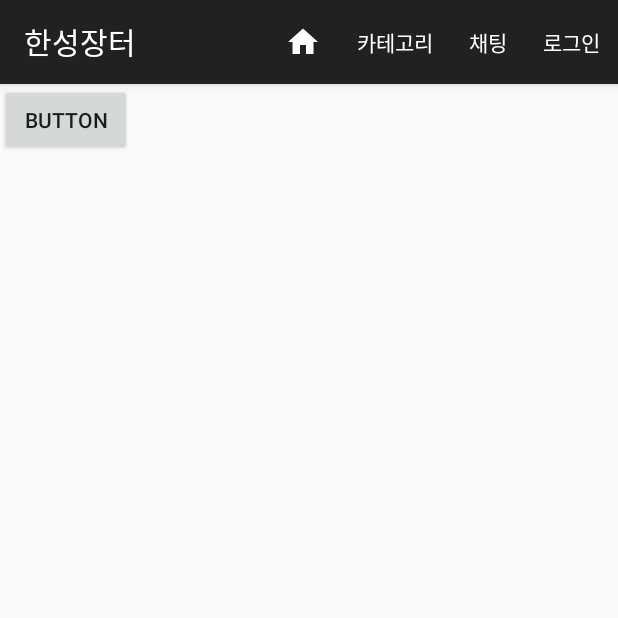
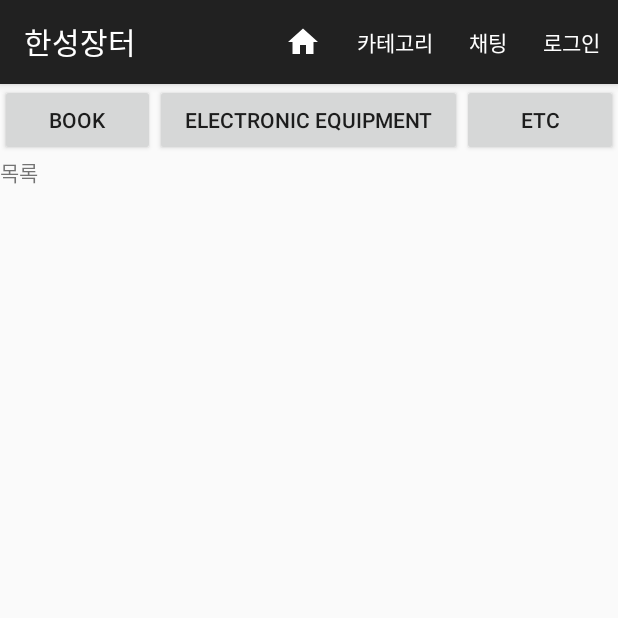
Before and after one commit to 2-chanhee/project_web_app, an Android app: the Category screen opened directly, with no data from a screen before it, on a phone screen of 412 x 824 dp, the top half of it. Run offline under Robolectric (Android 15) with nearby library versions, the phone set to English and light mode, and no system bars.

Commit message:
카테고리
검색기능과 유사하게 카테고리기능을 구현하였다

```diff
--- a/app/app/src/main/java/com/example/soo/webapp/Category.java
+++ b/app/app/src/main/java/com/example/soo/webapp/Category.java
@@ -6,6 +6,9 @@ import android.os.Bundle;
 import android.view.Menu;
 import android.view.MenuInflater;
 import android.view.MenuItem;
+import android.view.View;
+import android.widget.Button;
+import android.widget.TextView;
 
 public class Category extends AppCompatActivity {
 
@@ -13,7 +16,35 @@ public class Category extends AppCompatActivity {
     protected void onCreate(Bundle savedInstanceState) {
         super.onCreate(savedInstanceState);
         setContentView(R.layout.activity_category);
+
+        Button book=(Button)findViewById(R.id.Cbook);
+        final TextView txt=(TextView)findViewById(R.id.textView2);
+        book.setOnClickListener(new View.OnClickListener() {
+            @Override
+            public void onClick(View view) {
+                txt.setText("Book");
+                new GetBook(Category.this).execute();
+            }
+        });
+        Button elect=(Button)findViewById(R.id.Celect);
+        elect.setOnClickListener(new View.OnClickListener() {
+            @Override
+            public void onClick(View view) {
+                txt.setText("Electronic Equipment");
+                new GetElect(Category.this).execute();
+            }
+        });
+        Button etc=(Button)findViewById(R.id.Cetc);
+        etc.setOnClickListener(new View.OnClickListener() {
+            @Override
+            public void onClick(View view) {
+                txt.setText("Etc");
+                new GetEtc(Category.this).execute();
+            }
+        });
+
     }
+
     public boolean onCreateOptionsMenu(Menu menu) {
         MenuInflater inflater = getMenuInflater();
         inflater.inflate(R.menu.menu, menu);
@@ -31,10 +62,10 @@ public class Category extends AppCompatActivity {
                 startActivity(intent1);
                 return true;
 
-            case R.id.chat:
-                Intent intent3=new Intent(getApplicationContext(),Category.class);
-                startActivity(intent3);
-                return true;
+//            case R.id.chat:
+//                Intent intent3=new Intent(getApplicationContext(),Category.class);
+//                startActivity(intent3);
+//                return true;
 
             case R.id.login:
                 Intent intent2=new Intent(getApplicationContext(),Login.class);
--- a/app/app/src/main/java/com/example/soo/webapp/GetDataLgn.java
+++ b/app/app/src/main/java/com/example/soo/webapp/GetDataLgn.java
@@ -23,9 +23,9 @@ public class GetDataLgn extends GetRequest{
     @Override
     protected void onPreExecute() {
         //EditText server =  activity.findViewById(R.id.server);
-        String serverURLStr = "http://13.125.246.86:3000/employees";
+        String serverURLStr = "http://13.125.246.86:3000/api/register";
         try {
-            url = new URL(serverURLStr+"/getLgndata");  // 여기서 AWS 주소를 넣어야 한다.
+            url = new URL(serverURLStr);  // 여기서 AWS 주소를 넣어야 한다.
         } catch (MalformedURLException e) {
             e.printStackTrace();
         }
--- a/app/app/src/main/java/com/example/soo/webapp/InsertLoginData.java
+++ b/app/app/src/main/java/com/example/soo/webapp/InsertLoginData.java
@@ -16,9 +16,9 @@ public class InsertLoginData extends PostRequest {
     protected void onPreExecute() {
 //        EditText server = activity.findViewById(R.id.server);
 //        String serverURLStr = server.getText().toString();
-        String serverURLStr = "http://13.125.246.86:3000/employees";
+        String serverURLStr = "http://13.125.246.86:3000/api/register";
         try {
-            url = new URL(serverURLStr + "/Lgninsert");
+            url = new URL(serverURLStr);
         } catch (MalformedURLException e) {
             e.printStackTrace();
         }
--- a/app/app/src/main/java/com/example/soo/webapp/Logininfo.java
+++ b/app/app/src/main/java/com/example/soo/webapp/Logininfo.java
@@ -2,15 +2,15 @@ package com.example.soo.webapp;
 
 public class Logininfo {
     String id;
-    String fullname;
+    String fullName;
     String email;
     String password;
 
 
 
-    public Logininfo(String id, String fullname, String email, String password) {
+    public Logininfo(String id, String fullName, String email, String password) {
         this.id = id;
-        this.fullname = fullname;
+        this.fullName = fullName;
         this.email = email;
         this.password = password;
 
--- a/app/app/src/main/java/com/example/soo/webapp/Register.java
+++ b/app/app/src/main/java/com/example/soo/webapp/Register.java
@@ -29,7 +29,7 @@ public class Register extends AppCompatActivity {
             public void onClick(View view) {
                 JSONObject postDataParam = new JSONObject();
                 try {
-                    postDataParam.put("fullname", rgrfullname.getText().toString());
+                    postDataParam.put("fullName", rgrfullname.getText().toString());
                     postDataParam.put("email", rgremail.getText().toString());
                     postDataParam.put("password", rgrpassword.getText().toString());
 //            postDataParam.put("price", edit_author.getText().toString());
@@ -39,6 +39,8 @@ public class Register extends AppCompatActivity {
                 }
                 new InsertLoginData(Register.this).execute(postDataParam);
 //                 new GetDataLgn(Register.this).execute();
+                Intent gologin=new Intent(getApplicationContext(),Login.class);
+                startActivity(gologin);
             }
         });
 
--- a/app/app/src/main/res/layout/activity_category.xml
+++ b/app/app/src/main/res/layout/activity_category.xml
@@ -6,9 +6,60 @@
     android:layout_height="match_parent"
     tools:context=".Category">
 
-    <Button
-        android:id="@+id/button"
-        android:layout_width="wrap_content"
-        android:layout_height="wrap_content"
-        android:text="Button" />
+    <LinearLayout
+        android:layout_width="match_parent"
+        android:layout_height="match_parent"
+        android:orientation="vertical">
+
+        <LinearLayout
+            android:layout_width="match_parent"
+            android:layout_height="wrap_content"
+
+            android:orientation="horizontal">
+
+            <Button
+                android:id="@+id/Cbook"
+                android:layout_width="wrap_content"
+                android:layout_height="wrap_content"
+                android:layout_weight="1"
+                android:text="Book" />
+
+            <Button
+                android:id="@+id/Celect"
+                android:layout_width="wrap_content"
+                android:layout_height="wrap_content"
+                android:layout_weight="1"
+                android:text="electronic equipment" />
+
+            <Button
+                android:id="@+id/Cetc"
+                android:layout_width="wrap_content"
+                android:layout_height="wrap_content"
+                android:layout_weight="1"
+                android:text="etc" />
+
+
+        </LinearLayout>
+
+        <LinearLayout
+            android:layout_width="match_parent"
+            android:layout_height="match_parent"
+            android:orientation="vertical"
+            >
+
+            <TextView
+                android:id="@+id/textView2"
+                android:layout_width="match_parent"
+                android:layout_height="wrap_content"
+                android:text="목록" />
+
+            <ListView
+                android:id="@+id/listviewcategory"
+                android:layout_width="match_parent"
+                android:layout_height="match_parent">
+
+            </ListView>
+        </LinearLayout>
+    </LinearLayout>
+
 </android.support.constraint.ConstraintLayout>
```
Also changed, not shown: app/app/src/main/java/com/example/soo/webapp/Enrollment.java (+4 -4 lines), app/app/src/main/java/com/example/soo/webapp/GetBook.java (added, +72 -0 lines), app/app/src/main/java/com/example/soo/webapp/GetElect.java (added, +73 -0 lines), app/app/src/main/java/com/example/soo/webapp/GetEtc.java (added, +72 -0 lines), app/app/src/main/java/com/example/soo/webapp/Login.java (+27 -27 lines).
